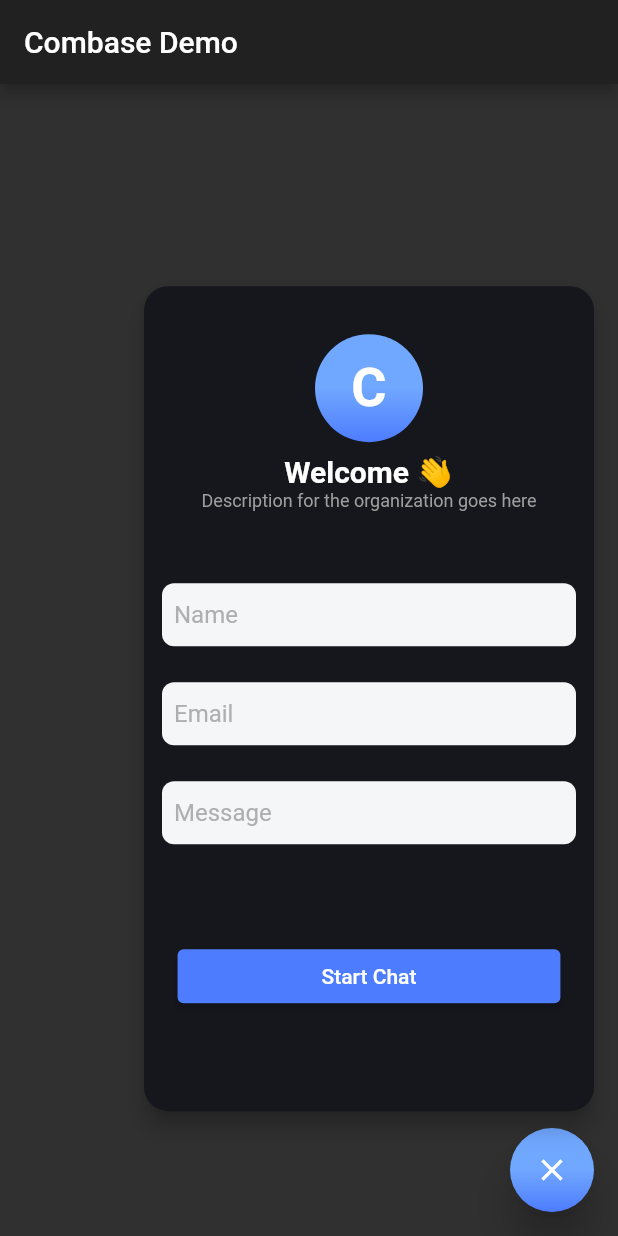
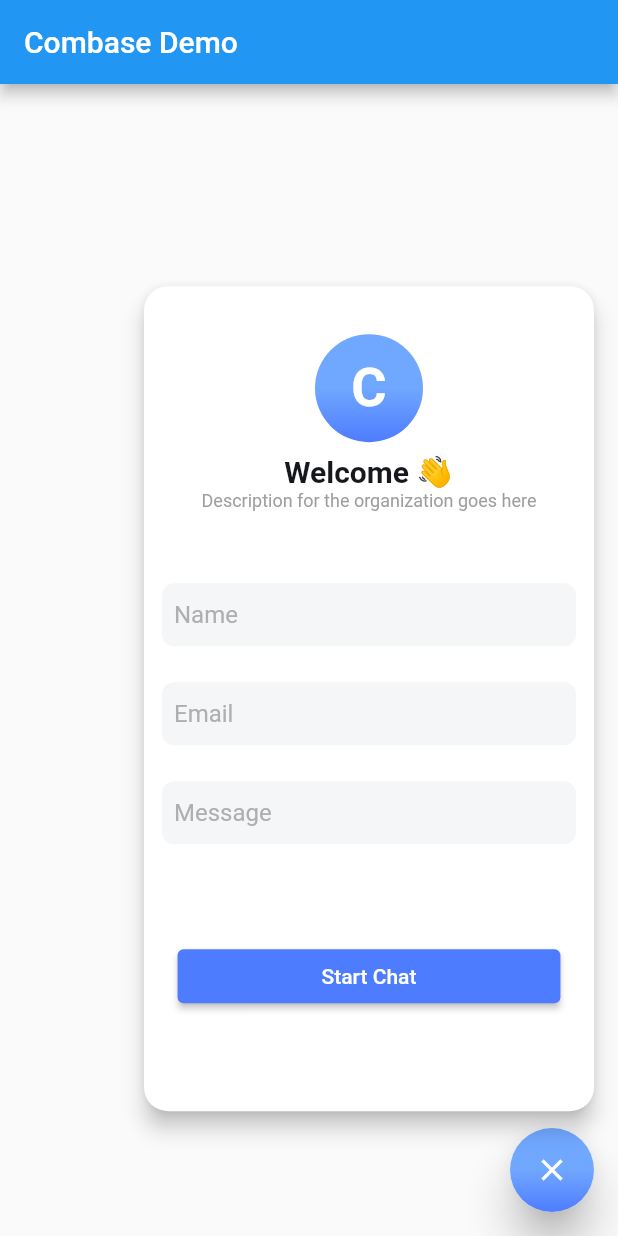
Before and after one commit to GetStream/combase-flutter, a Flutter app: the screen it shows after launch, after a tap on an icon or button, on a phone screen of 412 x 824 dp. Run offline on Flutter 3.47's test engine with Material 2 defaults, Android fonts, the phone set to English and light mode, and no system bars.

Commit message:
dynamically set theme brightness

```diff
--- a/example/lib/main.dart
+++ b/example/lib/main.dart
@@ -1,5 +1,5 @@
+import 'package:combase_flutter/combase_flutter.dart';
 import 'package:flutter/material.dart';
-import 'package:combase_flutter/combase_flutter.dart';
 
 void main() {
   runApp(MyApp());
@@ -11,7 +11,6 @@ class MyApp extends StatelessWidget {
     return MaterialApp(
       title: 'Combase Demo',
       theme: ThemeData(
-        brightness: Brightness.dark,
         primarySwatch: Colors.blue,
       ),
       home: MyHomePage(),
--- a/lib/combase/combase_fab.dart
+++ b/lib/combase/combase_fab.dart
@@ -24,7 +24,10 @@ class _CombaseActionState extends State<CombaseAction> {
 
   void onFabPressed() {
     _updateFabStatus();
-    final theme = CombaseTheme.of(context) ?? CombaseThemeData();
+    final theme = CombaseTheme.of(context) ??
+        CombaseThemeData(
+          brightness: Theme.of(context).brightness,
+        );
     Navigator.of(context).push(
       FabWidgetRoute(
         onPop: _updateFabStatus,
@@ -53,7 +56,10 @@ class _CombaseActionState extends State<CombaseAction> {
     return CompositedTransformTarget(
       link: _layerLink,
       child: CombaseTheme(
-        data: widget.theme ?? CombaseThemeData(),
+        data: widget.theme ??
+            CombaseThemeData(
+              brightness: Theme.of(context).brightness,
+            ),
         child: GradientFab(
           onPressed: onFabPressed,
           child: ValueListenableBuilder<bool>(
--- a/lib/combase/welcome_screen.dart
+++ b/lib/combase/welcome_screen.dart
@@ -1,5 +1,6 @@
 import 'package:combase_flutter/combase/theme/theme_data.dart';
 import 'package:flutter/material.dart';
+
 import './theme/theme.dart';
 
 class CombaseWelcome extends StatefulWidget {
@@ -15,7 +16,10 @@ class _CombaseWelcomeState extends State<CombaseWelcome> {
   @override
   Widget build(BuildContext context) {
     return CombaseTheme(
-      data: context.combaseTheme ?? CombaseThemeData(),
+      data: context.combaseTheme ??
+          CombaseThemeData(
+            brightness: Theme.of(context).brightness,
+          ),
       child: Builder(builder: (BuildContext context) {
         return Material(
           color: context.combaseTheme.surfaceColor,
```
